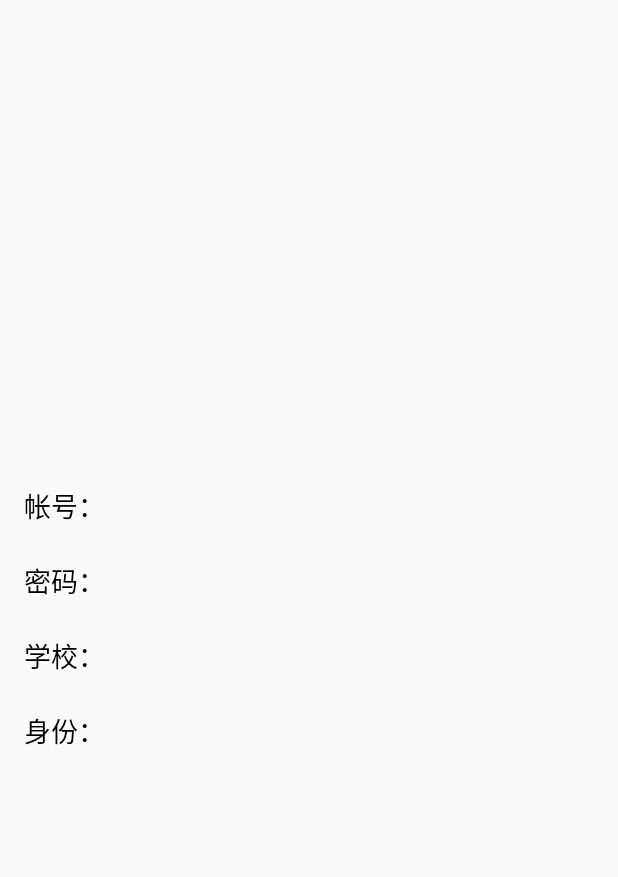
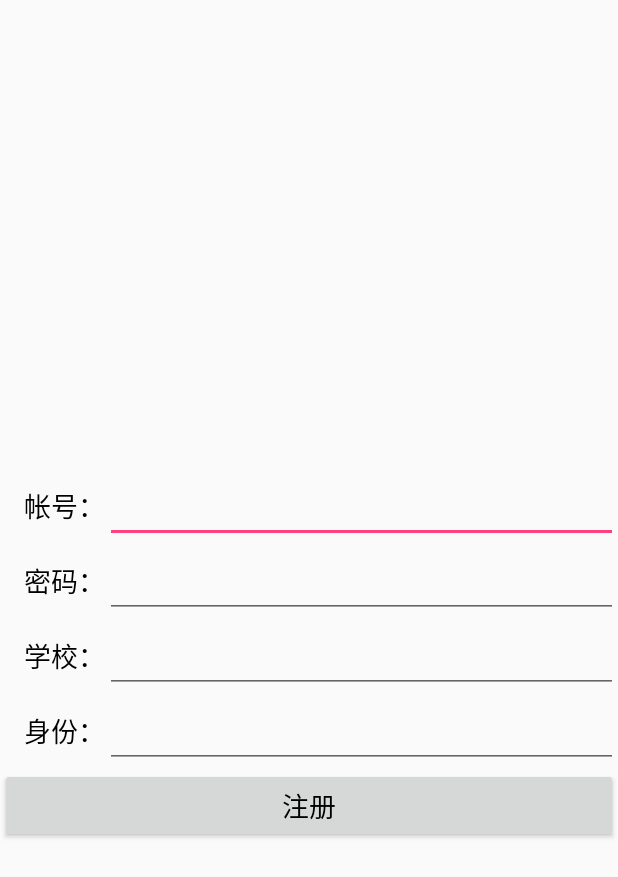
Before and after one commit to zyhSDU/SmartSchool, an Android app: the layout ac_register.xml on its own in the app's theme, with its tools: preview values and no code run, on a phone screen of 412 x 824 dp. Shown: the top 877 px of the screen. Run offline under Robolectric (Android 15) with nearby library versions, the phone set to English and light mode, and no system bars.

Commit message:
注册功能ok

```diff
--- a/app/src/main/java/com/example/administrator/smartschool/ac/abac/UiOperation.kt
+++ b/app/src/main/java/com/example/administrator/smartschool/ac/abac/UiOperation.kt
@@ -12,7 +12,7 @@ interface UiOperation :View.OnClickListener{
 
     override fun onClick(v: View?) {
         if (v != null) {
-            initOnClick(v,v.id)
+            initOnClick(v)
         }
     }
 }
--- a/app/src/main/java/com/example/administrator/smartschool/ac/ac/MainActivity.kt
+++ b/app/src/main/java/com/example/administrator/smartschool/ac/ac/MainActivity.kt
@@ -1,5 +1,6 @@
 package com.example.administrator.smartschool.ac.ac
 
+import android.content.Intent
 import android.os.Bundle
 import android.support.design.widget.Snackbar
 import android.support.design.widget.NavigationView
--- a/app/src/main/res/layout/ac_register.xml
+++ b/app/src/main/res/layout/ac_register.xml
@@ -3,12 +3,14 @@
     xmlns:tools="http://schemas.android.com/tools"
     android:layout_width="match_parent"
     android:layout_height="match_parent">
+
     <LinearLayout
-        android:layout_centerInParent="true"
-        android:paddingStart="16dp"
-        android:orientation="vertical"
+        android:id="@+id/ll_content_ac_register"
         android:layout_width="match_parent"
         android:layout_height="wrap_content"
+        android:layout_centerInParent="true"
+        android:orientation="vertical"
+        android:paddingStart="16dp"
         tools:ignore="RtlSymmetry">
 
         <LinearLayout
@@ -17,52 +19,85 @@
             android:orientation="horizontal">
 
             <TextView
+                style="@style/a_text_black_18sp_center"
                 android:layout_width="wrap_content"
                 android:layout_height="match_parent"
-                android:gravity="center"
-                android:text="帐号："
-                android:textColor="@color/black"
-                android:textSize="18sp" />
+                android:text="帐号：" />
+
+            <EditText
+                android:id="@+id/et_username_ac_register"
+                android:layout_width="match_parent"
+                android:layout_height="match_parent" />
         </LinearLayout>
+
         <LinearLayout
             android:layout_width="match_parent"
             android:layout_height="@dimen/height_input"
             android:orientation="horizontal">
 
             <TextView
+                style="@style/a_text_black_18sp_center"
                 android:layout_width="wrap_content"
                 android:layout_height="match_parent"
-                android:gravity="center"
-                android:text="密码："
-                android:textColor="@color/black"
-                android:textSize="18sp" />
+                android:text="密码：" />
+
+            <EditText
+                android:id="@+id/et_password_ac_register"
+                android:layout_width="match_parent"
+                android:layout_height="match_parent" />
         </LinearLayout>
+
         <LinearLayout
             android:layout_width="match_parent"
             android:layout_height="@dimen/height_input"
             android:orientation="horizontal">
 
             <TextView
+                style="@style/a_text_black_18sp_center"
                 android:layout_width="wrap_content"
                 android:layout_height="match_parent"
-                android:gravity="center"
-                android:text="学校："
-                android:textColor="@color/black"
-                android:textSize="18sp" />
+                android:text="学校：" />
+
+            <EditText
+                android:id="@+id/et_identify_ac_register"
+                android:layout_width="match_parent"
+                android:layout_height="match_parent" />
         </LinearLayout>
+
         <LinearLayout
             android:layout_width="match_parent"
             android:layout_height="@dimen/height_input"
             android:orientation="horizontal">
 
             <TextView
+                style="@style/a_text_black_18sp_center"
                 android:layout_width="wrap_content"
                 android:layout_height="match_parent"
-                android:gravity="center"
-                android:text="身份："
-                android:textColor="@color/black"
-                android:textSize="18sp" />
+                android:text="身份：" />
+
+            <EditText
+                android:id="@+id/et_schoolId_ac_register"
+                android:layout_width="match_parent"
+                android:layout_height="match_parent" />
         </LinearLayout>
+
+
+    </LinearLayout>
+
+    <LinearLayout
+        android:layout_width="match_parent"
+        android:layout_height="@dimen/height_input"
+        android:layout_below="@+id/ll_content_ac_register"
+        android:orientation="horizontal">
+
+        <Button
+            android:id="@+id/btn_ac_register"
+            android:layout_width="0dp"
+            android:layout_height="match_parent"
+            android:layout_weight="1"
+            android:text="注册"
+            android:textColor="@color/black"
+            android:textSize="18sp" />
     </LinearLayout>
 
 </RelativeLayout>
--- a/app/src/main/res/values/styles.xml
+++ b/app/src/main/res/values/styles.xml
@@ -29,4 +29,10 @@
 
     <style name="AppTheme.PopupOverlay" parent="ThemeOverlay.AppCompat.Light" />
 
+
+    <style name="a_text_black_18sp_center">
+        <item name="android:textColor">@color/black</item>
+        <item name="android:textSize">18sp</item>
+        <item name="android:gravity">center</item>
+    </style>
 </resources>
```
Also changed, not shown: app/src/main/java/com/example/administrator/smartschool/ac/abac/BaseAbAc.kt (+13 -0 lines), app/src/main/java/com/example/administrator/smartschool/ac/abac/RegisterAbAc.java (deleted, +0 -14 lines), app/src/main/java/com/example/administrator/smartschool/ac/abac/RegisterAbAc.kt (added, +59 -0 lines).
